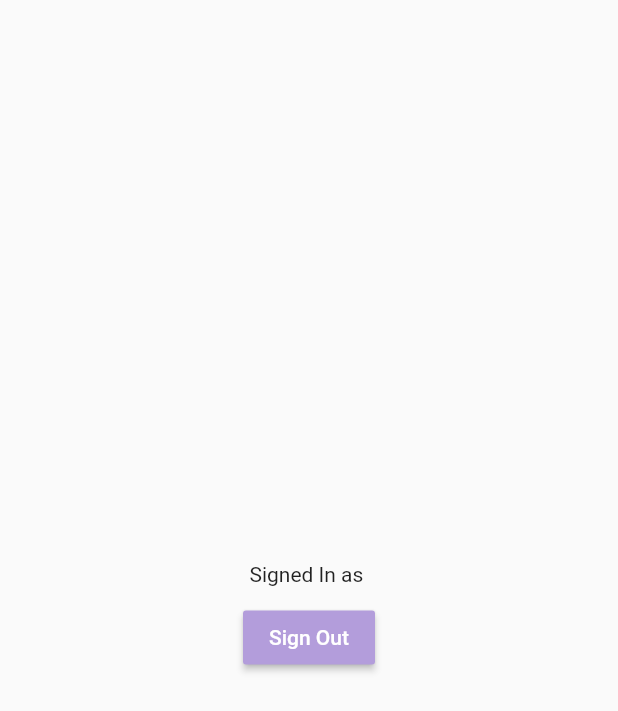
After one commit to mandar-saiyan87/flutter_minimal_loginui, a Flutter app: the screen it shows once a user with an empty profile is signed in, after a tap on "Sign Out", on a phone screen of 412 x 824 dp. The commit adds this screen. Shown: the top 711 px of the screen. Run offline on Flutter 3.47's test engine with Material 2 defaults, Android fonts, the phone set to English and light mode, and no system bars; our stand-ins replace firebase_auth, firebase_core, google_fonts; accounts and stored records are empty; network calls fail.

Commit message:
firebase login logout complete

```diff
--- a/lib/main.dart
+++ b/lib/main.dart
@@ -2,8 +2,13 @@
 
 import 'package:flutter/material.dart';
 import 'package:minimal_loginui/screens/login_screen.dart';
+import "package:firebase_core/firebase_core.dart";
+import 'package:minimal_loginui/screens/main_page.dart';
 
-void main() {
+void main() async {
+  WidgetsFlutterBinding.ensureInitialized();
+  await Firebase.initializeApp();
+
   runApp(const MyApp());
 }
 
@@ -18,7 +23,7 @@ class MyApp extends StatelessWidget {
       theme: ThemeData(
         primarySwatch: Colors.blue,
       ),
-      home: LoginPage(),
+      home: MainPage(),
     );
   }
 }
--- /dev/null
+++ b/lib/screens/home_page.dart
@@ -0,0 +1,43 @@
+// ignore_for_file: prefer_const_constructors, prefer_const_literals_to_create_immutables
+
+import 'package:firebase_auth/firebase_auth.dart';
+import 'package:flutter/material.dart';
+
+class HomePage extends StatefulWidget {
+  const HomePage({super.key});
+
+  @override
+  State<HomePage> createState() => _HomePageState();
+}
+
+class _HomePageState extends State<HomePage> {
+  final user = FirebaseAuth.instance.currentUser;
+  @override
+  Widget build(BuildContext context) {
+    return Scaffold(
+      body: SafeArea(
+        child: Center(
+          child: Column(
+            mainAxisAlignment: MainAxisAlignment.center,
+            children: [
+              Text('Signed In as ${user!.email}'),
+              Container(
+                margin: EdgeInsets.only(top: 10),
+                child: MaterialButton(
+                  onPressed: () {
+                    FirebaseAuth.instance.signOut();
+                  },
+                  color: Colors.deepPurple.shade200,
+                  child: Text(
+                    'Sign Out',
+                    style: TextStyle(color: Colors.white),
+                  ),
+                ),
+              ),
+            ],
+          ),
+        ),
+      ),
+    );
+  }
+}
--- a/lib/screens/login_screen.dart
+++ b/lib/screens/login_screen.dart
@@ -1,12 +1,22 @@
-// ignore_for_file: prefer_const_constructors, prefer_const_literals_to_create_immutables
+// ignore_for_file: prefer_const_constructors, prefer_const_literals_to_create_immutables, unused_field
 
+import 'package:firebase_auth/firebase_auth.dart';
 import 'package:flutter/material.dart';
 import 'package:google_fonts/google_fonts.dart';
 import 'package:minimal_loginui/widget/form_button.dart';
 import 'package:minimal_loginui/widget/login_inputs.dart';
 
-class LoginPage extends StatelessWidget {
+class LoginPage extends StatefulWidget {
   const LoginPage({super.key});
+
+  @override
+  State<LoginPage> createState() => _LoginPageState();
+}
+
+class _LoginPageState extends State<LoginPage> {
+  // Input Controller
+  final _emailController = TextEditingController();
+  final _passwordController = TextEditingController();
 
   @override
   Widget build(BuildContext context) {
@@ -14,6 +24,7 @@ class LoginPage extends StatelessWidget {
       backgroundColor: Colors.grey.shade300,
       body: SafeArea(
         child: Center(
+          child: SingleChildScrollView(
             child: Column(
               mainAxisAlignment: MainAxisAlignment.center,
               children: [
@@ -33,16 +44,23 @@ class LoginPage extends StatelessWidget {
                 ),
                 SizedBox(height: 50),
                 // email
-              LoginInput(hintText: "Email"),
+                LoginInput(
+                  hintText: "Email",
+                  controller: _emailController,
+                ),
                 SizedBox(height: 10),
                 // password
                 LoginInput(
+                  controller: _passwordController,
                   hintText: "Password",
                   obscureText: true,
                 ),
                 SizedBox(height: 15),
                 // Sign In Button
-              FormButton(buttonText: 'Sign In'),
+                FormButton(
+                  buttonText: 'Sign In',
+                  func: signIn,
+                ),
                 SizedBox(height: 25),
                 // not a memeber? register now
                 Row(
@@ -64,6 +82,22 @@ class LoginPage extends StatelessWidget {
             ),
           ),
         ),
+      ),
     );
   }
+
+  Future signIn() async {
+    await FirebaseAuth.instance.signInWithEmailAndPassword(
+        email: _emailController.text.trim(),
+        password: _passwordController.text.trim());
   }
+
+  @override
+  void dispose() {
+    // ignore: todo
+    // TODO: implement dispose
+    _emailController.dispose();
+    _passwordController.dispose();
+    super.dispose();
+  }
+}
--- /dev/null
+++ b/lib/screens/main_page.dart
@@ -0,0 +1,27 @@
+// ignore_for_file: prefer_const_constructors
+
+import 'package:firebase_auth/firebase_auth.dart';
+import 'package:flutter/material.dart';
+import 'package:minimal_loginui/screens/login_screen.dart';
+
+import 'home_page.dart';
+
+class MainPage extends StatelessWidget {
+  const MainPage({super.key});
+
+  @override
+  Widget build(BuildContext context) {
+    return Scaffold(
+      body: StreamBuilder<User?>(
+        stream: FirebaseAuth.instance.authStateChanges(),
+        builder: (context, snapshot) {
+          if (snapshot.hasData) {
+            return HomePage();
+          } else {
+            return LoginPage();
+          }
+        },
+      ),
+    );
+  }
+}
--- a/pubspec.yaml
+++ b/pubspec.yaml
@@ -32,7 +32,8 @@ dependencies:
   flutter:
     sdk: flutter
   google_fonts:
-
+  firebase_auth: ^4.2.5
+  firebase_core: ^2.4.1
   # The following adds the Cupertino Icons font to your application.
   # Use with the CupertinoIcons class for iOS style icons.
   cupertino_icons: ^1.0.2
```
Also changed, not shown: lib/widget/form_button.dart (+10 -3 lines), lib/widget/login_inputs.dart (+7 -2 lines), pubspec.lock, 4 other files. Lines whose indentation alone changed are shown as unchanged.
